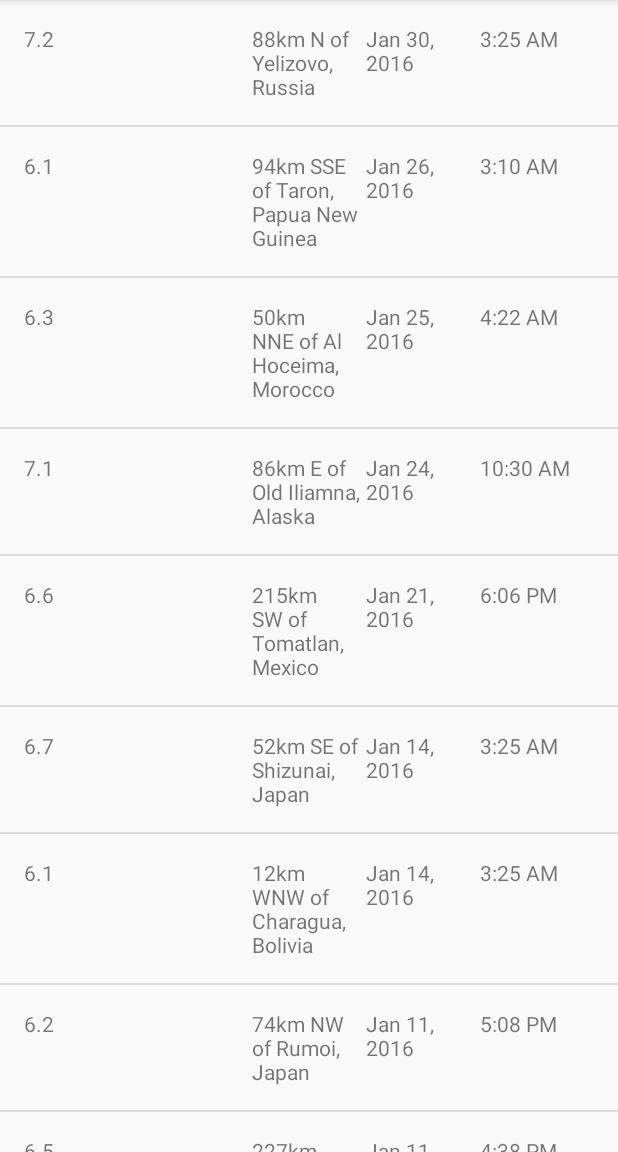
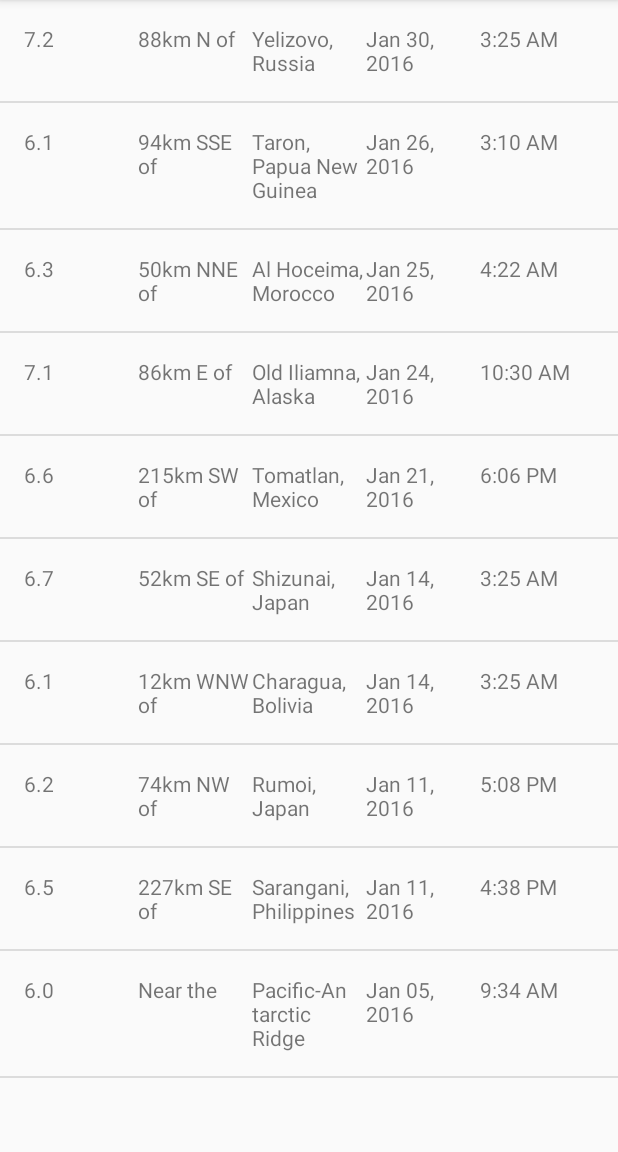
Before and after one commit to rockstarrevathi/Earthquake-Report-App, an Android app: the screen it shows after launch (EarthquakeActivity), on a phone screen of 412 x 824 dp, the part 84-1236 px from its top. Run offline under Robolectric (Android 15) with nearby library versions, the phone set to English and light mode, and no system bars.

Commit message:
modified magnitude from int to double

```diff
--- a/app/src/main/java/com/example/android/quakereport/Earthquake.java
+++ b/app/src/main/java/com/example/android/quakereport/Earthquake.java
@@ -6,8 +6,8 @@ package com.example.android.quakereport;
 
 public class Earthquake {
 
-    /* Magnitude of the Earthquake */
-    private String mMagnitude;
+    /** Magnitude of the earthquake */
+    private double mMagnitude;
 
     /* Location of the Earthquake */
     private String mLocation;
@@ -23,18 +23,20 @@ public class Earthquake {
      * Constructs a new {@link Earthquake} object.
      *
      * @param magnitude is the magnitude (size) of the earthquake
-     * @param location is the city location of the earthquake
+     * @param location is the location where the earthquake happened
      * @param timeInMilliseconds is the time in milliseconds (from the Epoch) when the
-     *  earthquake happened
+     *                           earthquake happened
      */
-    public Earthquake(String magnitude, String location, long timeInMilliseconds) {
+    public Earthquake(double magnitude, String location, long timeInMilliseconds) {
         mMagnitude = magnitude;
         mLocation = location;
         mTimeInMilliseconds = timeInMilliseconds;
     }
 
-    /*Returns the magnitude of earthquake */
-    public String getMagnitude(){
+    /**
+     * Returns the magnitude of the earthquake.
+     */
+    public double getMagnitude() {
         return mMagnitude;
     }
 
--- a/app/src/main/java/com/example/android/quakereport/EarthquakeAdapter.java
+++ b/app/src/main/java/com/example/android/quakereport/EarthquakeAdapter.java
@@ -6,6 +6,8 @@ import android.view.View;
 import android.view.ViewGroup;
 import android.widget.ArrayAdapter;
 import android.widget.TextView;
+import java.text.DecimalFormat;
+
 
 import java.text.SimpleDateFormat;
 import java.util.ArrayList;
@@ -16,6 +18,9 @@ import java.util.Date;
  */
 
 public class EarthquakeAdapter extends ArrayAdapter<Earthquake>{
+
+    private static final String LOCATION_SEPARATOR = " of ";
+
 
     /**
      * This is our own custom constructor (it doesn't mirror a superclass constructor).
@@ -57,13 +62,49 @@ public class EarthquakeAdapter extends ArrayAdapter<Earthquake>{
 
         // Find the TextView with view ID magnitude
         TextView magnitudeView = (TextView) listItemView.findViewById(R.id.magnitude);
+        // Format the magnitude to show 1 decimal place
+        String formattedMagnitude = formatMagnitude(currentEarthquake.getMagnitude());
         // Display the magnitude of the current earthquake in that TextView
-        magnitudeView.setText(currentEarthquake.getMagnitude());
+        magnitudeView.setText(formattedMagnitude);
+
+        // Get the original location string from the Earthquake object,
+        // which can be in the format of "5km N of Cairo, Egypt" or "Pacific-Antarctic Ridge".
+        String originalLocation = currentEarthquake.getLocation();
+
+        // If the original location string (i.e. "5km N of Cairo, Egypt") contains
+        // a primary location (Cairo, Egypt) and a location offset (5km N of that city)
+        // then store the primary location separately from the location offset in 2 Strings,
+        // so they can be displayed in 2 TextViews.
+        String primaryLocation;
+        String locationOffset;
+
+        // Check whether the originalLocation string contains the " of " text
+        if (originalLocation.contains(LOCATION_SEPARATOR)) {
+            // Split the string into different parts (as an array of Strings)
+            // based on the " of " text. We expect an array of 2 Strings, where
+            // the first String will be "5km N" and the second String will be "Cairo, Egypt".
+            String[] parts = originalLocation.split(LOCATION_SEPARATOR);
+            // Location offset should be "5km N " + " of " --> "5km N of"
+            locationOffset = parts[0] + LOCATION_SEPARATOR;
+            // Primary location should be "Cairo, Egypt"
+            primaryLocation = parts[1];
+        } else {
+            // Otherwise, there is no " of " text in the originalLocation string.
+            // Hence, set the default location offset to say "Near the".
+            locationOffset = getContext().getString(R.string.near_the);
+            // The primary location will be the full location string "Pacific-Antarctic Ridge".
+            primaryLocation = originalLocation;
+        }
 
         // Find the TextView with view ID location
-        TextView locationView = (TextView) listItemView.findViewById(R.id.location);
+        TextView primaryLocationView = (TextView) listItemView.findViewById(R.id.primary_location);
         // Display the location of the current earthquake in that TextView
-        locationView.setText(currentEarthquake.getLocation());
+        primaryLocationView.setText(primaryLocation);
+
+        // Find the TextView with view ID location offset
+        TextView locationOffsetView = (TextView) listItemView.findViewById(R.id.location_offset);
+        // Display the location offset of the current earthquake in that TextView
+        locationOffsetView.setText(locationOffset);
 
         // Create a new Date object from the time in milliseconds of the earthquake
         Date dateObject = new Date(currentEarthquake.getTimeInMilliseconds());
@@ -82,10 +123,19 @@ public class EarthquakeAdapter extends ArrayAdapter<Earthquake>{
         // Display the time of the current earthquake in that TextView
         timeView.setText(formattedTime);
 
-
         // Return the list item view that is now showing the appropriate data
         return listItemView;
     }
+
+    /**
+     * Return the formatted magnitude string showing 1 decimal place (i.e. "3.2")
+     * from a decimal magnitude value.
+     */
+    private String formatMagnitude(double magnitude) {
+        DecimalFormat magnitudeFormat = new DecimalFormat("0.0");
+        return magnitudeFormat.format(magnitude);
+    }
+
     /**
      * Return the formatted date string (i.e. "Mar 3, 1984") from a Date object.
      */
--- a/app/src/main/java/com/example/android/quakereport/QueryUtils.java
+++ b/app/src/main/java/com/example/android/quakereport/QueryUtils.java
@@ -56,7 +56,7 @@ public final class QueryUtils {
                 JSONObject currentEarthquake = earthquakeArray.getJSONObject(i);
                 JSONObject properties = currentEarthquake.getJSONObject("properties");
 
-                String magnitude = properties.getString("mag");
+                double magnitude = properties.getDouble("mag");
                 String location = properties.getString("place");
                 long time = properties.getLong("time");
 
--- a/app/src/main/res/layout/earthquake_list_item.xml
+++ b/app/src/main/res/layout/earthquake_list_item.xml
@@ -1,9 +1,8 @@
-<?xml version="1.0" encoding="utf-8"?>
 <LinearLayout xmlns:android="http://schemas.android.com/apk/res/android"
     xmlns:tools="http://schemas.android.com/tools"
-    android:orientation="horizontal"
     android:layout_width="match_parent"
     android:layout_height="match_parent"
+    android:orientation="horizontal"
     android:padding="16dp">
 
     <TextView
@@ -11,7 +10,9 @@
         android:layout_width="0dp"
         android:layout_height="wrap_content"
         android:layout_weight="1"
-        tools:text ="8.9"/>
+        tools:text="8.9" />
+
+
     <TextView
         android:id="@+id/location_offset"
         android:layout_width="0dp"
@@ -20,18 +21,18 @@
         tools:text="30km S of" />
 
     <TextView
-        android:id="@+id/location"
+        android:id="@+id/primary_location"
         android:layout_width="0dp"
         android:layout_height="wrap_content"
         android:layout_weight="1"
-        tools:text ="San Francisco, CA "/>
+        tools:text="San Francisco, CA" />
 
     <TextView
         android:id="@+id/date"
         android:layout_width="0dp"
         android:layout_height="wrap_content"
         android:layout_weight="1"
-        tools:text="Mar 07, 2010" />
+        tools:text="Mar 6, 2010" />
 
     <TextView
         android:id="@+id/time"
--- a/app/src/main/res/values/strings.xml
+++ b/app/src/main/res/values/strings.xml
@@ -15,4 +15,7 @@
 -->
 <resources>
     <string name="app_name">Quake Report</string>
+    <!-- Default text to show with the earthquake location ("Near the Pacific-Antarctic Ridge")
+  if no specific kilometer distance from the primary location is given [CHAR LIMIT=30] -->
+    <string name="near_the">Near the</string>
 </resources>
```
